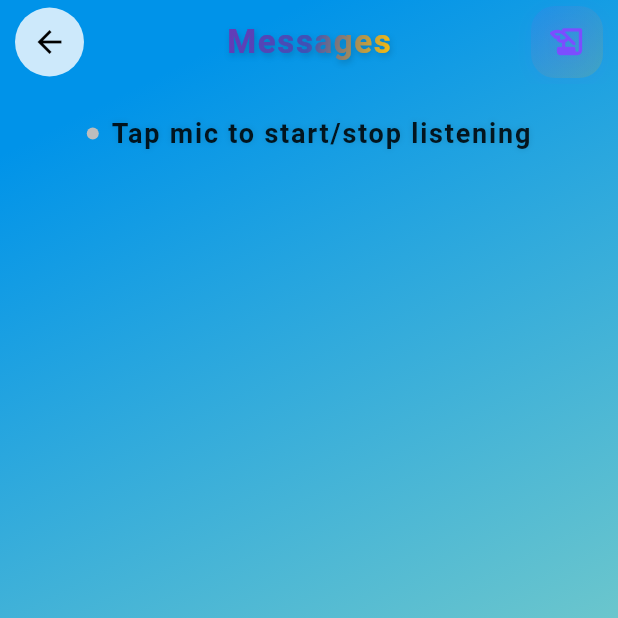
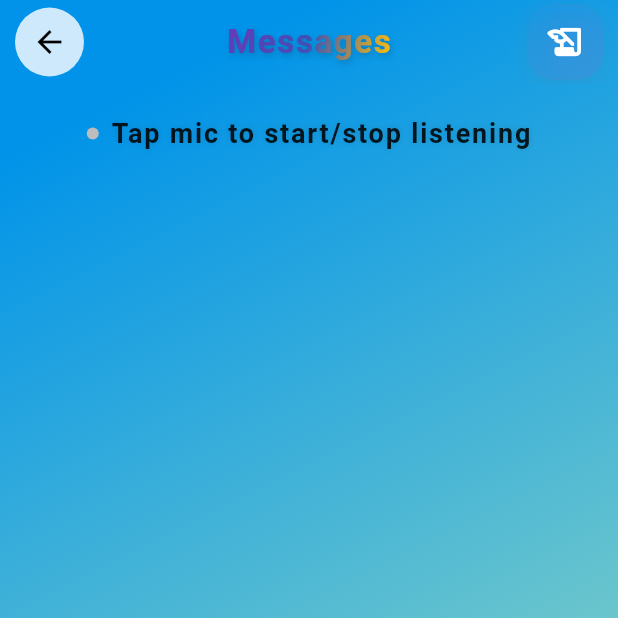
Before and after one commit to Vivek5kwt/AWA, a Flutter app: the GroupSpeechToTextScreen screen opened by its route, on a phone screen of 412 x 824 dp, the top half of it. Run offline on Flutter 3.47's test engine with Material 3 defaults, Android fonts, the phone set to English and light mode, and no system bars; drawn by our look-alikes of showcaseview; our stand-ins replace bot_toast, cloud_firestore, connectivity_plus, dio, equatable, firebase_core and 17 more; missing offline and left inert: flutter_facebook_auth, flutter_inappwebview, razorpay_flutter, record, wave_blob; accounts and stored records are empty; generated files the repository leaves out were written again; network calls fail.

Commit message:
fixed chat icon

```diff
--- a/lib/feature/auth/presentation/views/group_speach_text.dart
+++ b/lib/feature/auth/presentation/views/group_speach_text.dart
@@ -726,38 +726,59 @@ class _GroupSpeechToTextScreenState extends State<GroupSpeechToTextScreen> with
           Tooltip(
             message: "Chat History",
             verticalOffset: 30,
+            decoration: BoxDecoration(
+              color: Colors.black.withOpacity(0.85),
+              borderRadius: BorderRadius.circular(8),
+            ),
+            textStyle: const TextStyle(
+              color: Colors.white,
+              fontWeight: FontWeight.w600,
+              fontSize: 14,
+            ),
             child: Container(
               margin: const EdgeInsets.only(right: 10),
               decoration: BoxDecoration(
-                borderRadius: BorderRadius.circular(16),
+                borderRadius: BorderRadius.circular(18),
                 gradient: LinearGradient(
                   colors: widget.isDarkMode
-                      ? [Colors.cyanAccent.withOpacity(0.14), Colors.blueAccent.withOpacity(0.13)]
-                      : [Colors.deepPurpleAccent.withOpacity(0.11), Colors.amber.withOpacity(0.14)],
+                      ? [
+                    Colors.white.withOpacity(0.06),
+                    Colors.blueGrey.withOpacity(0.14)
+                  ]
+                      : [
+                    Colors.blueAccent.withOpacity(0.08),
+                    Colors.purpleAccent.withOpacity(0.09),
+                  ],
                   begin: Alignment.topLeft,
                   end: Alignment.bottomRight,
                 ),
                 boxShadow: [
                   BoxShadow(
                     color: widget.isDarkMode
-                        ? Colors.cyanAccent.withOpacity(0.13)
-                        : Colors.deepPurpleAccent.withOpacity(0.07),
-                    blurRadius: 10,
-                    offset: Offset(0, 3),
+                        ? Colors.black.withOpacity(0.28)
+                        : Colors.blueGrey.withOpacity(0.12),
+                    blurRadius: 12,
+                    offset: const Offset(0, 4),
                   ),
                 ],
+                border: Border.all(
+                  color: widget.isDarkMode
+                      ? Colors.white.withOpacity(0.10)
+                      : Colors.blueGrey.withOpacity(0.09),
+                  width: 1.2,
+                ),
               ),
               child: IconButton(
                 icon: Icon(
                   Icons.history_edu_rounded,
-                  color: widget.isDarkMode ? Colors.cyanAccent : Colors.deepPurpleAccent,
-                  size: 27,
+                  color: Colors.white,
+                  size: 28,
                   shadows: [
                     Shadow(
                       color: widget.isDarkMode
-                          ? Colors.cyanAccent.withOpacity(0.22)
-                          : Colors.deepPurpleAccent.withOpacity(0.11),
-                      blurRadius: 9,
+                          ? Colors.cyanAccent.withOpacity(0.35)
+                          : Colors.blueAccent.withOpacity(0.24),
+                      blurRadius: 11,
                     ),
                   ],
                 ),
@@ -772,7 +793,8 @@ class _GroupSpeechToTextScreenState extends State<GroupSpeechToTextScreen> with
                     ),
                   );
                 },
-                splashRadius: 26,
+                splashRadius: 27,
+                tooltip: "Chat History",
               ),
             ),
           ),
```
